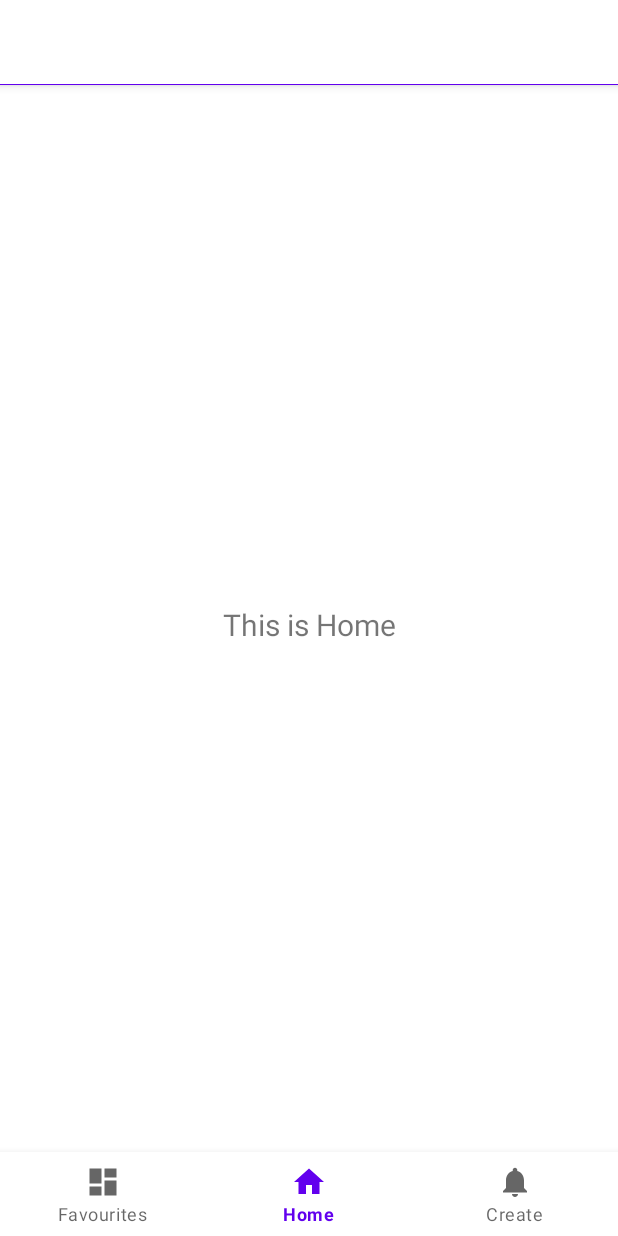
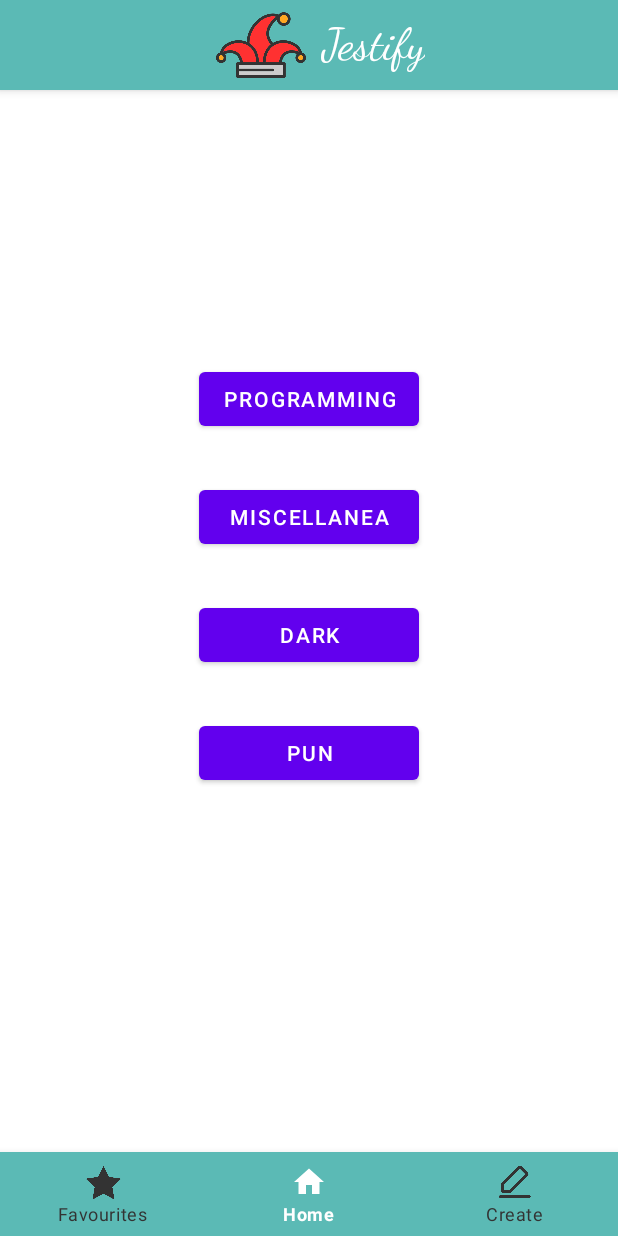
Before and after one commit to tfHugo14/PMDM_UF1_Jestify, an Android app: the screen it shows after launch (MainActivity), on a phone screen of 412 x 824 dp. Run offline under Robolectric (Android 15) with nearby library versions, the phone set to English and light mode, and no system bars; our stand-ins replace navigation-ui.

Commit message:
Update: toolbar bug solved, buttons added to home fragment, Create: app colours

```diff
--- a/app/src/main/java/com/example/pmdm_uf1_jestify/MainActivity.kt
+++ b/app/src/main/java/com/example/pmdm_uf1_jestify/MainActivity.kt
@@ -22,16 +22,16 @@ class MainActivity : AppCompatActivity() {
         val actionBar = findViewById<MaterialToolbar>(R.id.toolbar)
         setSupportActionBar(actionBar)
 
-        val drawerLayout = findViewById<DrawerLayout>(R.id.mainDrawerLayout)
+        //val drawerLayout = findViewById<DrawerLayout>(R.id.mainDrawerLayout)
 
         val navView: BottomNavigationView = binding.navView
         val navController = findNavController(R.id.nav_host_fragment_activity_main)
 
-        val appBarConfiguration =  AppBarConfiguration.Builder(navController.graph)
-        appBarConfiguration.setOpenableLayout(drawerLayout)
-        val appBarBuild = appBarConfiguration.build()
+        //val appBarConfiguration =  AppBarConfiguration.Builder(navController.graph)
+        //appBarConfiguration.setOpenableLayout(drawerLayout)
+        //val appBarBuild = appBarConfiguration.build()
 
         navView.setupWithNavController(navController)
-        actionBar.setupWithNavController(navController, appBarBuild)
+        //actionBar.setupWithNavController(navController, appBarBuild)
     }
 }
--- a/app/src/main/java/com/example/pmdm_uf1_jestify/ui/home/HomeFragment.kt
+++ b/app/src/main/java/com/example/pmdm_uf1_jestify/ui/home/HomeFragment.kt
@@ -28,9 +28,9 @@ class HomeFragment : Fragment() {
         _binding = FragmentHomeBinding.inflate(inflater, container, false)
         val root: View = binding.root
 
-        val textView: TextView = binding.textHome
+        //val textView: TextView = binding.textHome
         homeViewModel.text.observe(viewLifecycleOwner) {
-            textView.text = it
+        //    textView.text = it
         }
         return root
     }
--- /dev/null
+++ b/app/src/main/res/color/bottom_menu_icon_color.xml
@@ -0,0 +1,5 @@
+<?xml version="1.0" encoding="utf-8"?>
+<selector xmlns:android="http://schemas.android.com/apk/res/android">
+    <item android:color="#FFFFFF" android:state_checked="true" /> <!-- Selected color -->
+    <item android:color="#333333" /> <!-- Default color -->
+</selector>
--- a/app/src/main/res/layout/activity_main.xml
+++ b/app/src/main/res/layout/activity_main.xml
@@ -1,25 +1,53 @@
 <?xml version="1.0" encoding="utf-8"?>
-<androidx.drawerlayout.widget.DrawerLayout xmlns:android="http://schemas.android.com/apk/res/android"
+<LinearLayout xmlns:android="http://schemas.android.com/apk/res/android"
     xmlns:app="http://schemas.android.com/apk/res-auto"
     xmlns:tools="http://schemas.android.com/tools"
     android:id="@+id/mainDrawerLayout"
     android:layout_width="match_parent"
     android:layout_height="match_parent"
     >
-
     <androidx.constraintlayout.widget.ConstraintLayout
         android:id="@+id/constraintLayout"
         android:layout_width="match_parent"
-        android:layout_height="match_parent"
-        android:paddingTop="?attr/actionBarSize">
+        android:layout_height="match_parent">
 
         <com.google.android.material.appbar.MaterialToolbar
             android:id="@+id/toolbar"
             style="@style/Widget.MaterialComponents.Toolbar.Primary"
+            android:background="#5bbab5"
             android:layout_width="match_parent"
-            android:layout_height="?attr/actionBarSize"
-            app:layout_constraintBottom_toTopOf="parent"
-            />
+            android:layout_height="wrap_content"
+            app:layout_constraintBottom_toBottomOf="parent"
+            app:layout_constraintEnd_toEndOf="parent"
+            app:layout_constraintTop_toTopOf="parent"
+            app:layout_constraintVertical_bias="0.0">
+            <LinearLayout
+                android:layout_width="match_parent"
+                android:layout_height="match_parent"
+                android:orientation="horizontal"
+                android:gravity="center_horizontal">
+                <ImageView
+                    android:id="@+id/toolbar_image"
+                    android:layout_width="60dp"
+                    android:layout_height="60dp"
+                    android:contentDescription="@string/jestify_icon_description"
+                    android:src="@drawable/jestify"
+                />
+                <TextView
+                    android:id="@+id/toolbar_text"
+                    android:layout_width="wrap_content"
+                    android:layout_height="wrap_content"
+                    android:layout_gravity="center_vertical"
+                    android:text="@string/jestify"
+                    android:fontFamily="cursive"
+                    android:layout_marginStart="10dp"
+                    android:textSize="30sp"
+                    android:textColor="@color/white"
+                    android:textAppearance="@style/TextAppearance.AppCompat.Body1"
+                    android:gravity="center" />
+            </LinearLayout>
+
+        </com.google.android.material.appbar.MaterialToolbar>
 
         <fragment
             android:id="@+id/nav_host_fragment_activity_main"
@@ -39,11 +67,13 @@
             android:layout_height="wrap_content"
             android:layout_marginStart="0dp"
             android:layout_marginEnd="0dp"
-            android:background="?android:attr/windowBackground"
+            android:background="#5bbab5"
             app:layout_constraintBottom_toBottomOf="parent"
             app:layout_constraintLeft_toLeftOf="parent"
             app:layout_constraintRight_toRightOf="parent"
+            app:itemIconTint="@color/bottom_menu_icon_color"
+            app:itemTextColor="@color/bottom_menu_icon_color"
             app:menu="@menu/bottom_menu" />
 
     </androidx.constraintlayout.widget.ConstraintLayout>
-</androidx.drawerlayout.widget.DrawerLayout>
+</LinearLayout>
--- a/app/src/main/res/layout/fragment_create.xml
+++ b/app/src/main/res/layout/fragment_create.xml
@@ -19,4 +19,5 @@
         app:layout_constraintEnd_toEndOf="parent"
         app:layout_constraintStart_toStartOf="parent"
         app:layout_constraintTop_toTopOf="parent" />
+
 </androidx.constraintlayout.widget.ConstraintLayout>
--- a/app/src/main/res/layout/fragment_home.xml
+++ b/app/src/main/res/layout/fragment_home.xml
@@ -1,22 +1,48 @@
 <?xml version="1.0" encoding="utf-8"?>
-<androidx.constraintlayout.widget.ConstraintLayout xmlns:android="http://schemas.android.com/apk/res/android"
+<LinearLayout xmlns:android="http://schemas.android.com/apk/res/android"
     xmlns:app="http://schemas.android.com/apk/res-auto"
     xmlns:tools="http://schemas.android.com/tools"
     android:layout_width="match_parent"
     android:layout_height="match_parent"
+    android:orientation="vertical"
+    android:gravity="center_vertical"
     tools:context=".ui.home.HomeFragment">
 
-    <TextView
-        android:id="@+id/text_home"
+    <LinearLayout
         android:layout_width="match_parent"
         android:layout_height="wrap_content"
-        android:layout_marginStart="8dp"
-        android:layout_marginTop="8dp"
-        android:layout_marginEnd="8dp"
-        android:textAlignment="center"
-        android:textSize="20sp"
-        app:layout_constraintBottom_toBottomOf="parent"
-        app:layout_constraintEnd_toEndOf="parent"
-        app:layout_constraintStart_toStartOf="parent"
-        app:layout_constraintTop_toTopOf="parent" />
-</androidx.constraintlayout.widget.ConstraintLayout>
+        android:gravity="center"
+        android:orientation="vertical">
+
+        <Button
+            android:id="@+id/btn_programming"
+            android:layout_width="match_parent"
+            android:layout_margin="15dp"
+            android:layout_height="wrap_content"
+            android:text="Programming" />
+
+        <Button
+            android:id="@+id/btn_miscellanea"
+            android:layout_width="match_parent"
+            android:layout_margin="15dp"
+            android:layout_height="wrap_content"
+            android:layout_marginEnd="48dp"
+            android:text="Miscellanea" />
+
+        <Button
+            android:id="@+id/btn_dark"
+            android:layout_width="match_parent"
+            android:layout_margin="15dp"
+            android:layout_height="wrap_content"
+            android:text="Dark" />
+
+        <Button
+            android:id="@+id/btn_pun"
+            android:layout_width="match_parent"
+            android:layout_margin="15dp"
+            android:layout_height="wrap_content"
+            android:layout_marginEnd="68dp"
+            android:text="Pun" />
+    </LinearLayout>
+
+</LinearLayout>
--- a/app/src/main/res/menu/bottom_menu.xml
+++ b/app/src/main/res/menu/bottom_menu.xml
@@ -1,10 +1,9 @@
 <?xml version="1.0" encoding="utf-8"?>
 <menu xmlns:android="http://schemas.android.com/apk/res/android">
 
-
     <item
         android:id="@+id/navigation_favourites"
-        android:icon="@drawable/ic_dashboard_black_24dp"
+        android:icon="@drawable/favourite"
         android:title="@string/favourites" />
 
     <item
@@ -14,7 +13,7 @@
 
     <item
         android:id="@+id/navigation_create"
-        android:icon="@drawable/ic_notifications_black_24dp"
+        android:icon="@drawable/create"
         android:title="@string/create" />
 
 </menu>
--- a/app/src/main/res/menu/toolbar_menu.xml
+++ /dev/null
@@ -1,12 +0,0 @@
-<?xml version="1.0" encoding="utf-8"?>
-<menu xmlns:android="http://schemas.android.com/apk/res/android"
-    xmlns:app="http://schemas.android.com/apk/res-auto"
-    >
-
-    <item android:id="@+id/help"
-        android:icon="@android:drawable/ic_input_get"
-        android:title="help"
-        app:showAsAction="always">
-    </item>
-
-</menu>
--- a/app/src/main/res/values/colors.xml
+++ b/app/src/main/res/values/colors.xml
@@ -3,8 +3,17 @@
     <color name="purple_200">#FFBB86FC</color>
     <color name="purple_500">#FF6200EE</color>
     <color name="purple_700">#FF3700B3</color>
+
     <color name="teal_200">#FF03DAC5</color>
     <color name="teal_700">#FF018786</color>
+
+    <color name="red">#ff3131</color>
+    <color name="gold">#ffa721</color>
+    <color name="grey">#333333</color>
+    <color name="light_teal_blue">#c0fcf8</color>
+    <color name="dim_teal">#5bbab5</color>
+    <color name="darker_teal">#47817d</color>
+
     <color name="black">#FF000000</color>
     <color name="white">#FFFFFFFF</color>
 </resources>
--- a/app/src/main/res/values/strings.xml
+++ b/app/src/main/res/values/strings.xml
@@ -5,4 +5,6 @@
     <string name="title_notifications">Notifications</string>
     <string name="favourites">Favourites</string>
     <string name="create">Create</string>
+    <string name="jestify">Jestify</string>
+    <string name="jestify_icon_description">Jestify Icon</string>
 </resources>
```
Also changed, not shown: app/src/main/res/drawable/create.png (added), app/src/main/res/drawable/favourite.png (added).
